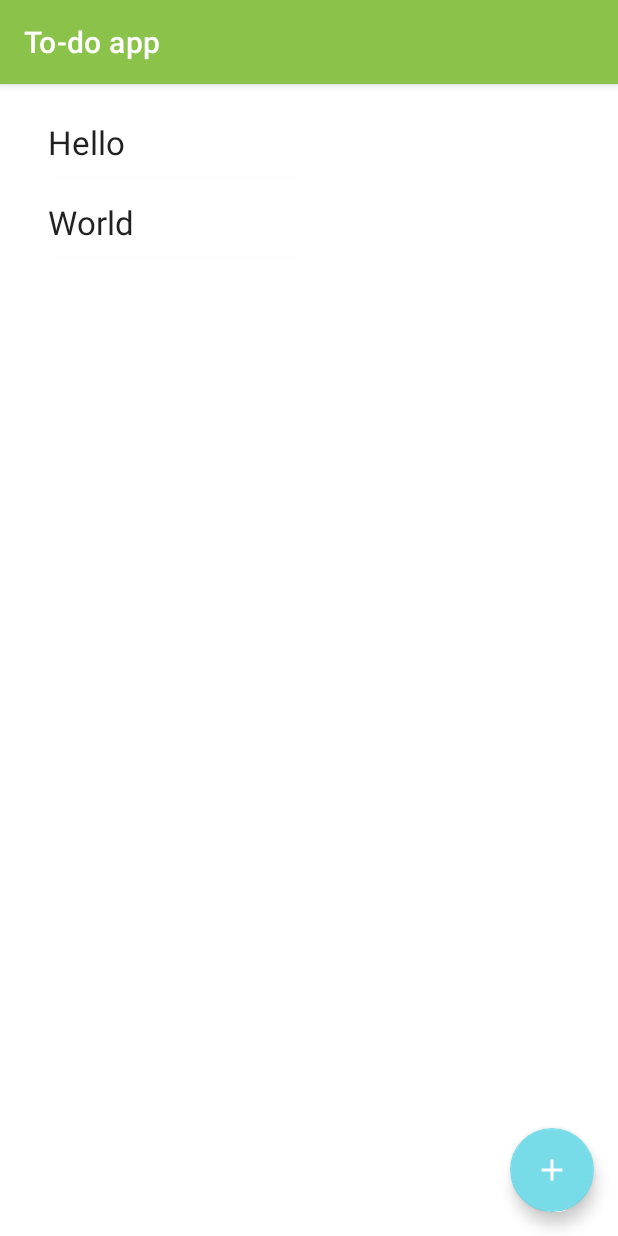
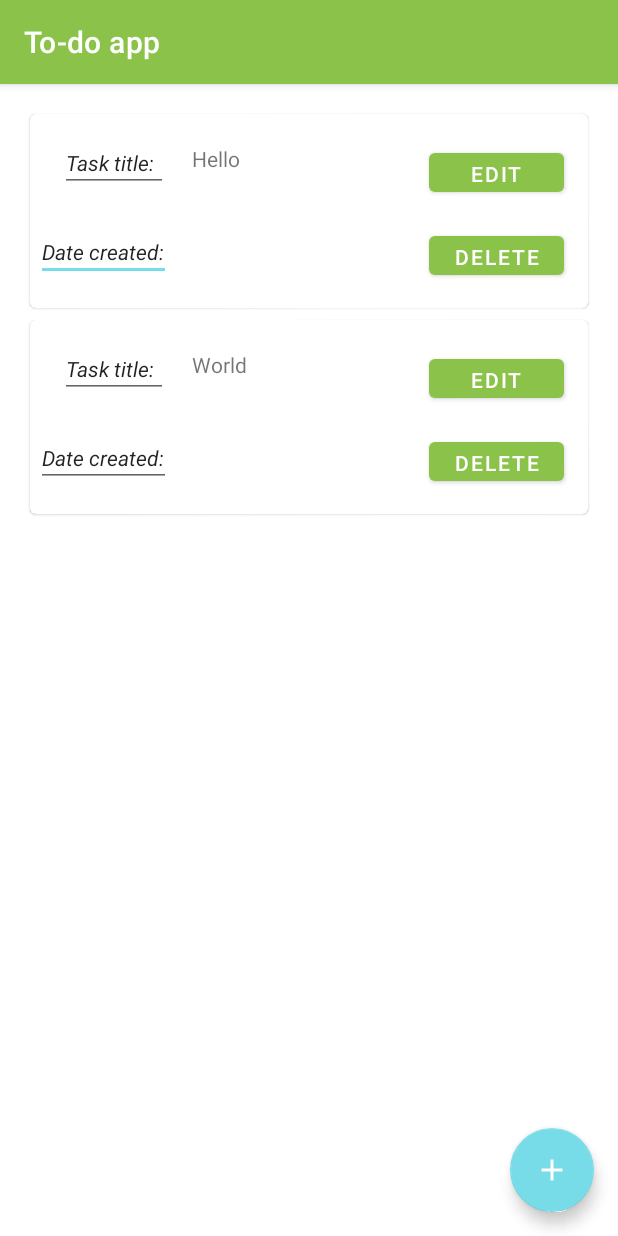
Before and after one commit to aliiseG/TODOlistAPP, an Android app: the screen it shows after launch (MainActivity), on a phone screen of 412 x 824 dp. Run offline under Robolectric (Android 15) with nearby library versions, the phone set to English and light mode, and no system bars; our stand-ins replace Room's generated code.

Commit message:
Buttons and stuff

```diff
--- a/app/src/main/java/com/example/to_doapp/MainActivity.kt
+++ b/app/src/main/java/com/example/to_doapp/MainActivity.kt
@@ -2,6 +2,7 @@ package com.example.to_doapp
 
 import android.app.Activity
 import android.content.Intent
+import android.icu.text.SimpleDateFormat
 import androidx.appcompat.app.AppCompatActivity
 import android.os.Bundle
 import android.widget.Toast
@@ -15,7 +16,6 @@ import com.example.to_doapp.model.TaskViewModelFactory
 import com.google.android.material.floatingactionbutton.FloatingActionButton
 
 class MainActivity : AppCompatActivity() {
-    var m = 3
     private val newTaskActivityRequestCode = 1
     private val taskViewModel: TaskViewModel by viewModels {
         TaskViewModelFactory((application as TaskApplication).repository)
@@ -45,8 +45,12 @@ class MainActivity : AppCompatActivity() {
     }
 
     override fun onActivityResult(requestCode: Int, resultCode: Int, intentData: Intent?) {
+
         super.onActivityResult(requestCode, resultCode, intentData)
         if (requestCode == newTaskActivityRequestCode && resultCode == Activity.RESULT_OK) {
+//            val date = Calendar.getInstance().time
+//            val formatter = SimpleDateFormat.getDateTimeInstance() //or use getDateInstance()
+//            val formatedDate = formatter.format(date)
             intentData?.getStringExtra(NewTaskActivity.EXTRA_REPLY)?.let { reply ->
                 val task = Task(0,reply)
                 taskViewModel.insert(task)
--- a/app/src/main/java/com/example/to_doapp/TaskRepository.kt
+++ b/app/src/main/java/com/example/to_doapp/TaskRepository.kt
@@ -8,7 +8,7 @@ import kotlinx.coroutines.flow.Flow
 class TaskRepository(private val taskDao: TaskDao) {
     // Room executes all queries on a separate thread.
     // Observed Flow will notify the observer when the data has changed.
-    val allTasks: Flow<List<Task>> = taskDao.getAlphabetizedWords()
+    val allTasks: Flow<List<Task>> = taskDao.getTaskOrderedByID()
 
     // By default Room runs suspend queries off the main thread, therefore, we don't need to
     // implement anything else to ensure we're not doing long running database work
--- a/app/src/main/java/com/example/to_doapp/data/Task.kt
+++ b/app/src/main/java/com/example/to_doapp/data/Task.kt
@@ -9,7 +9,7 @@ data class Task(
     @PrimaryKey (autoGenerate = true) val id: Int = 0,
     @ColumnInfo (name = "task")val task_title: String,
 //    @ColumnInfo val task_description: String,
-//    @ColumnInfo val task_deadline: String,
-//    @ColumnInfo val date_created: String
+   // @ColumnInfo val task_deadline: String,
+    //@ColumnInfo val date_created: String
     ) {
 }
--- a/app/src/main/java/com/example/to_doapp/data/TaskDao.kt
+++ b/app/src/main/java/com/example/to_doapp/data/TaskDao.kt
@@ -7,7 +7,7 @@ import kotlinx.coroutines.flow.Flow
 interface TaskDao {
 
     @Query("SELECT * FROM task_table ORDER BY id ASC")
-    fun getAlphabetizedWords(): Flow<List<Task>>
+    fun getTaskOrderedByID(): Flow<List<Task>>
 
     @Insert(onConflict = OnConflictStrategy.IGNORE)
     suspend fun insert(task: Task)
--- a/app/src/main/res/layout/recyclerview_item.xml
+++ b/app/src/main/res/layout/recyclerview_item.xml
@@ -1,22 +1,85 @@
 <?xml version="1.0" encoding="utf-8"?>
 <com.google.android.material.card.MaterialCardView xmlns:android="http://schemas.android.com/apk/res/android"
+    xmlns:app="http://schemas.android.com/apk/res-auto"
+    xmlns:tools="http://schemas.android.com/tools"
     android:layout_width="match_parent"
     android:layout_height="wrap_content"
-    android:layout_margin="8dp">
+    android:layout_margin="4dp"
+    android:clickable="true"
+    android:focusable="true">
+    <!--    android:background="@color/black"-->
 
 
+    <androidx.constraintlayout.widget.ConstraintLayout
+        android:id="@+id/linearLayout"
+        android:layout_width="match_parent"
+        android:layout_height="129dp">
 
+        <Button
+            android:id="@+id/button_DeleteTask"
+            android:layout_width="90dp"
+            android:layout_height="38dp"
+            android:layout_marginEnd="16dp"
+            android:layout_marginBottom="16dp"
+            android:text="Delete"
+            app:layout_constraintBottom_toBottomOf="parent"
+            app:layout_constraintEnd_toEndOf="parent"
+            app:layout_constraintTop_toBottomOf="@+id/button_editTask"
+            app:layout_constraintVertical_bias="1.0" />
 
-    <LinearLayout xmlns:android="http://schemas.android.com/apk/res/android"
-        android:layout_width="match_parent"
-        android:layout_height="wrap_content">
+        <EditText
+            android:id="@+id/editTextTextPersonName2"
+            android:layout_width="90dp"
+            android:layout_height="35dp"
+            android:layout_marginStart="4dp"
+            android:layout_marginTop="76dp"
+            android:ems="10"
+            android:includeFontPadding="false"
+            android:inputType="textPersonName"
+            android:text="Date created:"
+            android:textAppearance="@style/TextAppearance.AppCompat.Body1"
+            android:textStyle="italic"
+            app:layout_constraintStart_toStartOf="parent"
+            app:layout_constraintTop_toTopOf="parent" />
 
         <TextView
             android:id="@+id/textView"
-            style="@style/task_title"
-            android:layout_width="match_parent"
+            android:style="@style/task_title"
+            android:layout_width="160dp"
             android:layout_height="wrap_content"
-            android:background="@android:color/white" />
-<!--            //android:background="@android:color/holo_orange_light"-->
-    </LinearLayout>
+            android:layout_marginStart="16dp"
+            android:layout_marginTop="20dp"
+            android:background="@android:color/white"
+            app:layout_constraintStart_toEndOf="@+id/editTextTextPersonName"
+            app:layout_constraintTop_toTopOf="parent" />
+
+        <EditText
+            android:id="@+id/editTextTextPersonName"
+            android:layout_width="72dp"
+            android:layout_height="36dp"
+            android:layout_marginStart="20dp"
+            android:layout_marginTop="16dp"
+            android:ems="10"
+            android:includeFontPadding="false"
+            android:inputType="textPersonName"
+            android:text="Task title:"
+            android:textAppearance="@style/TextAppearance.AppCompat.Body1"
+            android:textStyle="italic"
+            app:layout_constraintStart_toStartOf="parent"
+            app:layout_constraintTop_toTopOf="parent" />
+
+        <Button
+            android:id="@+id/button_editTask"
+            android:layout_width="90dp"
+            android:layout_height="38dp"
+            android:layout_marginEnd="16dp"
+            android:text="Edit"
+            app:layout_constraintBottom_toBottomOf="parent"
+            app:layout_constraintEnd_toEndOf="parent"
+            app:layout_constraintTop_toTopOf="parent"
+            app:layout_constraintVertical_bias="0.217" />
+
+
+        <!--            //android:background="@android:color/holo_orange_light"-->
+    </androidx.constraintlayout.widget.ConstraintLayout>
 </com.google.android.material.card.MaterialCardView>
--- a/app/src/main/res/values/colors.xml
+++ b/app/src/main/res/values/colors.xml
@@ -8,4 +8,6 @@
     <color name="black">#FF000000</color>
     <color name="white">#FFFFFFFF</color>
     <color name="buttonLabel">#FFFFFF</color>
+    <color name="yellow">#FFC107</color>
+    <color name="orange">#FF5722</color>
 </resources>
--- a/app/src/main/res/values/themes.xml
+++ b/app/src/main/res/values/themes.xml
@@ -11,7 +11,6 @@
         <item name="colorOnSecondary">@color/white</item>
         <!-- Status bar color. -->
         <item name="android:statusBarColor" tools:targetApi="l">?attr/colorPrimaryVariant</item>
-        <!-- Customize your theme here. -->
     </style>
     <style name="task_title">
         <item name="android:layout_marginBottom">8dp</item>
```
Also changed, not shown: app/src/main/java/com/example/to_doapp/adapter/ItemAdapter.kt (deleted, +0 -40 lines), app/src/main/java/com/example/to_doapp/data/Datasource.kt (deleted, +0 -21 lines), app/src/main/java/com/example/to_doapp/model/Affirmation.kt (deleted, +0 -7 lines), app/src/main/res/values/strings.xml (+0 -10 lines), 1 other file.
